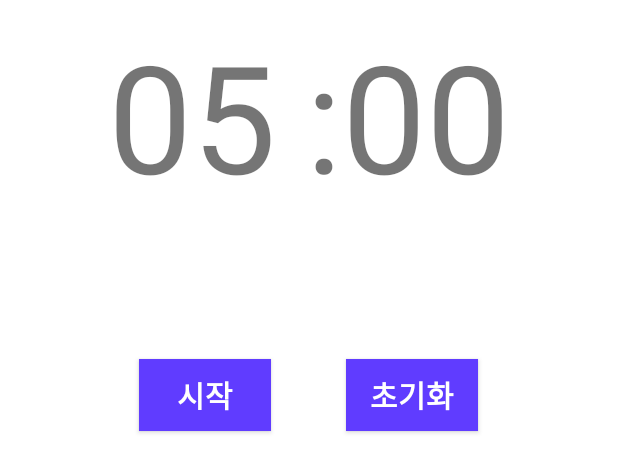
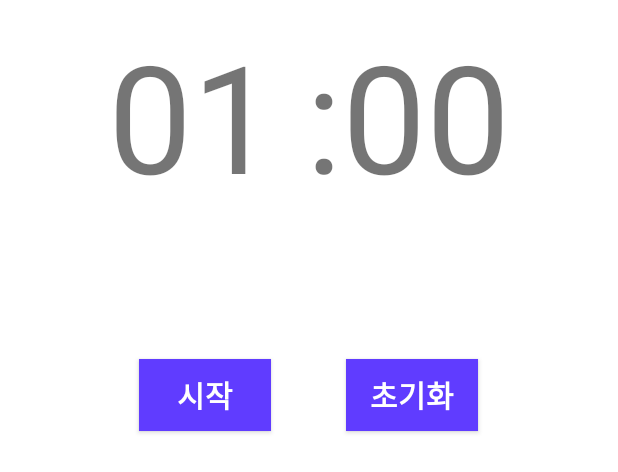
Before and after one commit to chihyeonwon/Palette, an Android app: the layout activity_minute1.xml on its own in the app's theme, with its tools: preview values and no code run, on a phone screen of 412 x 824 dp. Shown: the top 472 px of the screen. Run offline under Robolectric (Android 15) with nearby library versions, the phone set to English and light mode, and no system bars.

Commit message:
11.10 default 날짜 텍스트 설정

```diff
--- a/app/src/main/AndroidManifest.xml
+++ b/app/src/main/AndroidManifest.xml
@@ -2,6 +2,7 @@
 <manifest xmlns:android="http://schemas.android.com/apk/res/android"
     xmlns:tools="http://schemas.android.com/tools">
 
+    <uses-permission android:name="android.permission.POST_NOTIFICATIONS" />
     <uses-permission android:name="android.permission.VIBRATE"/>
 
     <application
--- a/app/src/main/res/layout/activity_minute1.xml
+++ b/app/src/main/res/layout/activity_minute1.xml
@@ -22,7 +22,7 @@
             android:layout_centerInParent="true"
             android:layout_centerHorizontal="true"
             android:layout_marginRight="20dp"
-            android:text="05"
+            android:text="01"
             android:textSize="100sp" />
 
         <TextView
--- a/app/src/main/res/layout/activity_minute3.xml
+++ b/app/src/main/res/layout/activity_minute3.xml
@@ -22,7 +22,7 @@
             android:layout_centerInParent="true"
             android:layout_centerHorizontal="true"
             android:layout_marginRight="20dp"
-            android:text="05"
+            android:text="03"
             android:textSize="100sp" />
 
         <TextView
```
